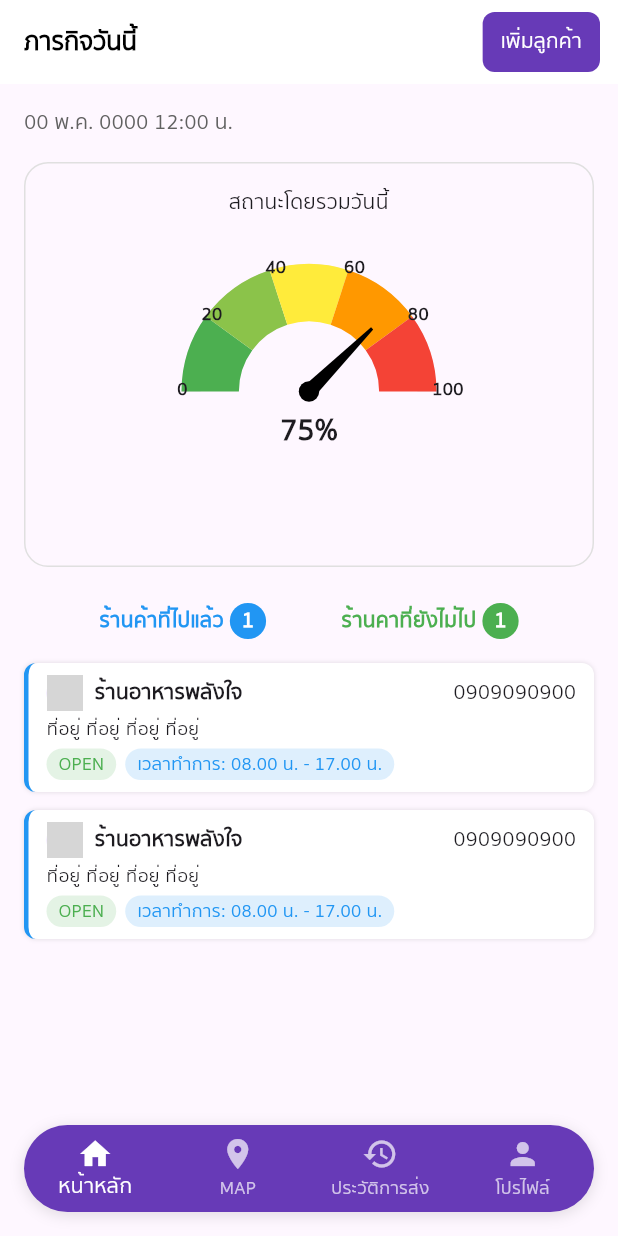
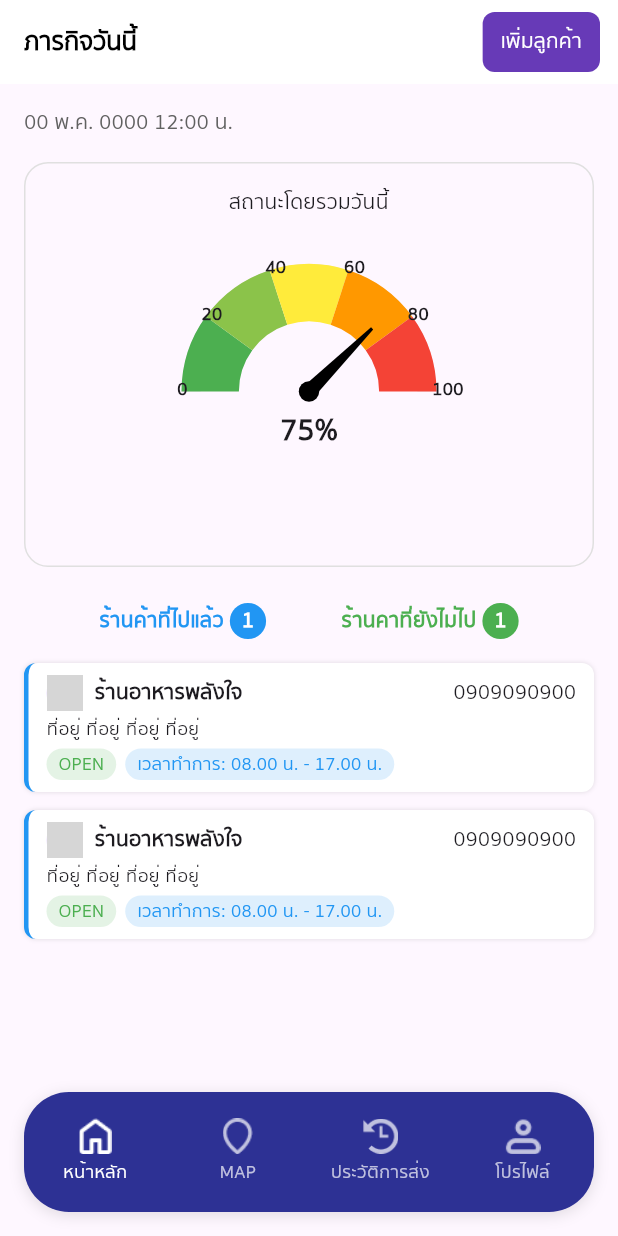
Before and after one commit to AshaTechCorporation/ksice, a Flutter app: the FristPage screen opened directly, on a phone screen of 412 x 824 dp. Run offline on Flutter 3.47's test engine with Material 3 defaults, Android fonts, the phone set to English and light mode, and no system bars; drawn by our look-alikes of syncfusion_flutter_gauges; our stand-ins replace geolocator, google_maps_flutter, image_picker, shared_preferences; accounts and stored records are empty; network calls fail; grey boxes are pictures that could not be loaded.

Commit message:
edit fristPage bottomNavigationBar add pic icon

```diff
--- a/lib/employee/home/fristPage.dart
+++ b/lib/employee/home/fristPage.dart
@@ -1,4 +1,5 @@
 import 'package:flutter/material.dart';
+import 'package:ksice/constants.dart';
 import 'package:ksice/employee/history/historyPage.dart';
 import 'package:ksice/employee/home/homePage.dart';
 import 'package:ksice/employee/map/mapPage.dart';
@@ -17,7 +18,6 @@ class _FristPageState extends State<FristPage> {
   Widget currentScreen = HomePage();
   int selectedIndex = 0;
 
-
   void onItemTapped(int index) {
     setState(() {
       selectedIndex = index;
@@ -33,23 +33,53 @@ class _FristPageState extends State<FristPage> {
     });
   }
 
+  Widget _buildNavItem({
+    required int index,
+    required String image,
+    required String label,
+  }) {
+    final bool isSelected = selectedIndex == index;
+
+    return Column(
+      mainAxisSize: MainAxisSize.min,
+      children: [
+        Image.asset(
+          image,
+          width: 24,
+          height: 24,
+          color: isSelected ? Colors.white : Colors.white70,
+        ),
+        const SizedBox(height: 4),
+        Text(
+          label,
+          style: TextStyle(
+            color: isSelected ? Colors.white : Colors.white70,
+            fontSize: 12,
+            fontWeight: FontWeight.w500,
+          ),
+        ),
+      ],
+    );
+  }
+
   @override
   Widget build(BuildContext context) {
     final size = MediaQuery.of(context).size;
     return Scaffold(
       key: scaffoldKey,
       extendBody: true,
-       body: SafeArea(
+      body: SafeArea(
           child: PageStorage(
         bucket: bucket,
         child: currentScreen,
       )),
       bottomNavigationBar: Container(
         margin: const EdgeInsets.all(16),
+        height: 80,
         decoration: BoxDecoration(
-          color: Colors.deepPurple,
+          color: buttonColor,
           borderRadius: BorderRadius.circular(30),
-          boxShadow: [
+          boxShadow: const [
             BoxShadow(
               color: Colors.black12,
               blurRadius: 8,
@@ -63,29 +93,47 @@ class _FristPageState extends State<FristPage> {
             currentIndex: selectedIndex,
             onTap: (index) {
               setState(() => selectedIndex = index);
-              onItemTapped(selectedIndex);
+              onItemTapped(index);
             },
             backgroundColor: Colors.transparent,
             elevation: 0,
-            selectedItemColor: Colors.white,
-            unselectedItemColor: Colors.white70,
             type: BottomNavigationBarType.fixed,
-            items: const [
+            selectedFontSize: 0, // ซ่อนไม่ใช้ label ของระบบ
+            unselectedFontSize: 0,
+            showSelectedLabels: false,
+            showUnselectedLabels: false,
+            items: [
               BottomNavigationBarItem(
-                icon: Icon(Icons.home),
-                label: 'หน้าหลัก',
+                icon: _buildNavItem(
+                  index: 0,
+                  image: 'assets/icons/home_icon.png',
+                  label: 'หน้าหลัก',
+                ),
+                label: '',
               ),
               BottomNavigationBarItem(
-                icon: Icon(Icons.location_on),
-                label: 'MAP',
+                icon: _buildNavItem(
+                  index: 1,
+                  image: 'assets/icons/map_icon.png',
+                  label: 'MAP',
+                ),
+                label: '',
               ),
               BottomNavigationBarItem(
-                icon: Icon(Icons.history),
-                label: 'ประวัติการส่ง',
+                icon: _buildNavItem(
+                  index: 2,
+                  image: 'assets/icons/hitory_icon.png',
+                  label: 'ประวัติการส่ง',
+                ),
+                label: '',
               ),
               BottomNavigationBarItem(
-                icon: Icon(Icons.person),
-                label: 'โปรไฟล์',
+                icon: _buildNavItem(
+                  index: 3,
+                  image: 'assets/icons/profile_icon.png',
+                  label: 'โปรไฟล์',
+                ),
+                label: '',
               ),
             ],
           ),
```
Also changed, not shown: pubspec.lock.
